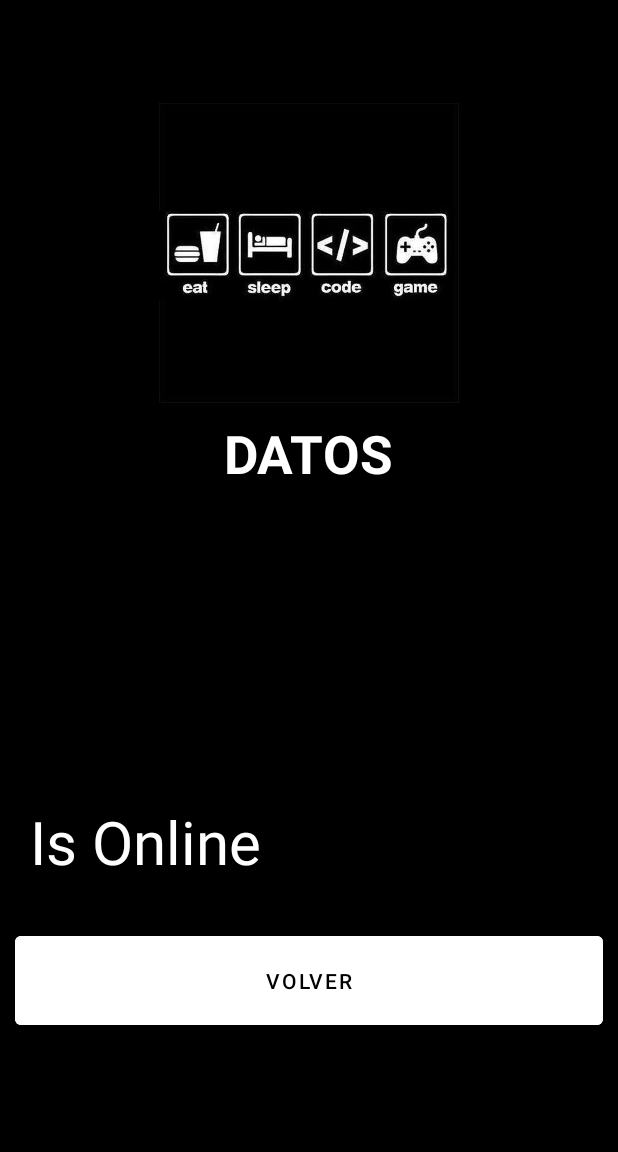
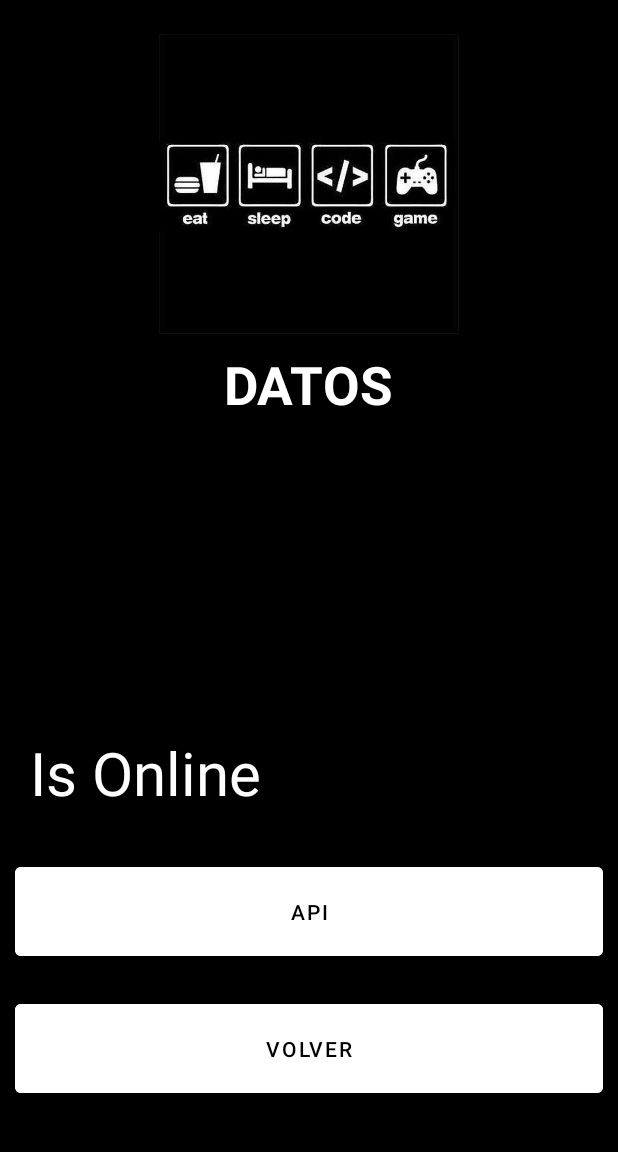
Before and after one commit to jaimediaz96/AndroidLogin, an Android app: the Home screen opened directly, with no data from a screen before it, on a phone screen of 412 x 824 dp, the part 84-1236 px from its top. Run offline under Robolectric (Android 15) with nearby library versions, the phone set to English and light mode, and no system bars; 3 statements that could not run were skipped.

Commit message:
change colors

```diff
--- a/app/src/main/java/com/example/androidlogin/Home.java
+++ b/app/src/main/java/com/example/androidlogin/Home.java
@@ -35,6 +35,12 @@ public class Home extends AppCompatActivity {
         pass.setText(info);
     }
 
+    public void api(View h) {
+        Intent ir =  new Intent(this, ConsumeAPI.class);
+        ir.addFlags(ir.FLAG_ACTIVITY_CLEAR_TASK | ir.FLAG_ACTIVITY_CLEAR_TOP);
+        startActivity(ir);
+    }
+
     public void volver(View h){
         Intent ir =  new Intent(this, MainActivity.class);
         ir.addFlags(ir.FLAG_ACTIVITY_CLEAR_TASK | ir.FLAG_ACTIVITY_CLEAR_TOP);
--- a/app/src/main/res/layout/activity_consume_api.xml
+++ b/app/src/main/res/layout/activity_consume_api.xml
@@ -5,7 +5,7 @@
     android:layout_width="match_parent"
     android:layout_height="match_parent"
     android:layout_margin="10dp"
-    android:background="@color/colorPrimary"
+    android:background="@color/black"
 
     android:orientation="vertical"
     tools:context=".ConsumeAPI">
@@ -25,6 +25,7 @@
         android:background="@drawable/border_text"
         android:backgroundTint="@color/white"
         android:drawablePadding="5dp"
+        android:textColor="@color/black"
         android:ems="10"
         android:hint="@string/userid"
         android:inputType="text"
@@ -39,6 +40,7 @@
         android:autofillHints=""
         android:background="@drawable/border_text"
         android:backgroundTint="@color/white"
+        android:textColor="@color/black"
         android:drawablePadding="5dp"
         android:ems="10"
         android:hint="@string/title"
@@ -53,6 +55,7 @@
         android:autofillHints=""
         android:background="@drawable/border_text"
         android:backgroundTint="@color/white"
+        android:textColor="@color/black"
         android:drawablePadding="5dp"
         android:ems="10"
         android:hint="@string/body"
--- a/app/src/main/res/layout/activity_home.xml
+++ b/app/src/main/res/layout/activity_home.xml
@@ -57,6 +57,17 @@
             android:textSize="40sp" />
 
         <Button
+            android:id="@+id/api"
+            android:layout_width="match_parent"
+            android:layout_height="wrap_content"
+            android:onClick="api"
+            android:padding="20dp"
+            android:backgroundTint="@color/white"
+            android:layout_margin="10dp"
+            android:textColor="@color/black"
+            android:text="@string/api" />
+
+        <Button
             android:id="@+id/back"
             android:layout_width="match_parent"
             android:layout_height="wrap_content"
--- a/app/src/main/res/values/strings.xml
+++ b/app/src/main/res/values/strings.xml
@@ -19,5 +19,6 @@
     <string name="consultar">Consultar</string>
     <string name="actualizar">Actualizar</string>
     <string name="eliminar">Eliminar</string>
+    <string name="api">API</string>
 
 </resources>
```
